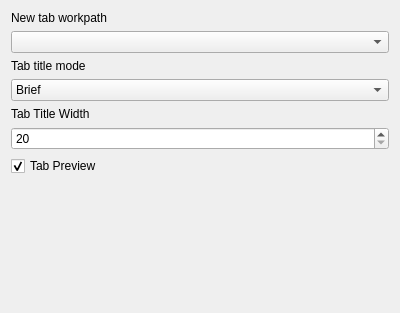
This is src/globaloptions/globaloptionsgeneralwidget.ui in QQxiaoming/quardCRT as Qt 5 draws it before an edit. The edited form follows.
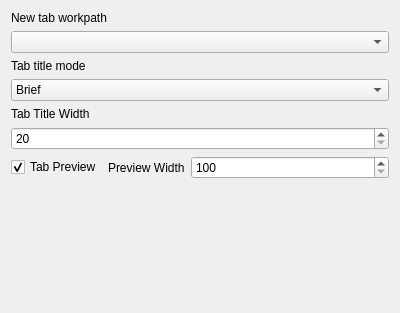
This is the edited form.

Commit message: src:Add Preview Width setting

Diff of the .ui file:
```diff
--- a/src/globaloptions/globaloptionsgeneralwidget.ui
+++ b/src/globaloptions/globaloptionsgeneralwidget.ui
@@ -65,7 +65,15 @@
     </widget>
    </item>
    <item>
+    <layout class="QHBoxLayout" name="horizontalLayout">
+     <item>
     <widget class="QCheckBox" name="checkBoxTabPreview">
+       <property name="sizePolicy">
+        <sizepolicy hsizetype="Fixed" vsizetype="Fixed">
+         <horstretch>0</horstretch>
+         <verstretch>0</verstretch>
+        </sizepolicy>
+       </property>
      <property name="text">
       <string>Tab Preview</string>
      </property>
@@ -73,6 +81,37 @@
       <bool>true</bool>
      </property>
     </widget>
+     </item>
+     <item>
+      <widget class="QLabel" name="label_3">
+       <property name="sizePolicy">
+        <sizepolicy hsizetype="Fixed" vsizetype="Preferred">
+         <horstretch>0</horstretch>
+         <verstretch>0</verstretch>
+        </sizepolicy>
+       </property>
+       <property name="text">
+        <string>Preview Width</string>
+       </property>
+      </widget>
+     </item>
+     <item>
+      <widget class="QSpinBox" name="spinBoxTabPreviewWidth">
+       <property name="sizePolicy">
+        <sizepolicy hsizetype="Minimum" vsizetype="Fixed">
+         <horstretch>0</horstretch>
+         <verstretch>0</verstretch>
+        </sizepolicy>
+       </property>
+       <property name="minimum">
+        <number>100</number>
+       </property>
+       <property name="maximum">
+        <number>1500</number>
+       </property>
+      </widget>
+     </item>
+    </layout>
    </item>
    <item>
     <spacer name="verticalSpacer">
```
Lines whose indentation alone changed are shown as unchanged. The commit also changes 41 other files.
